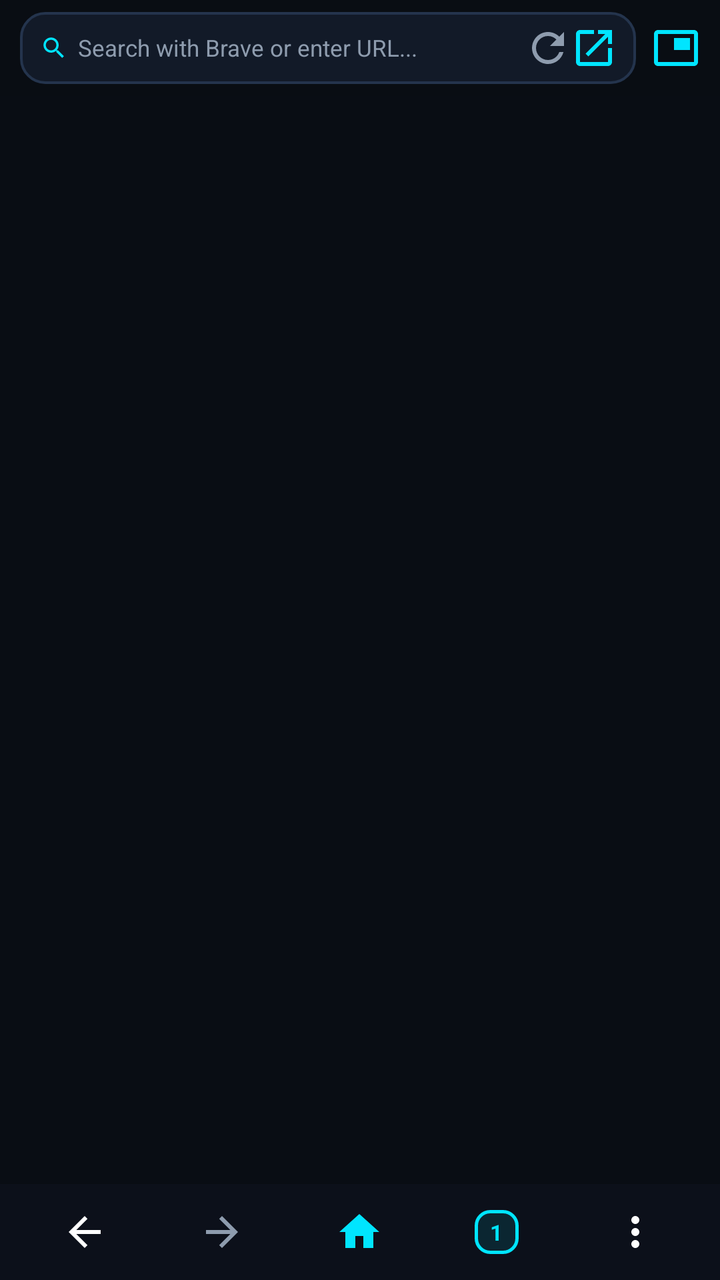
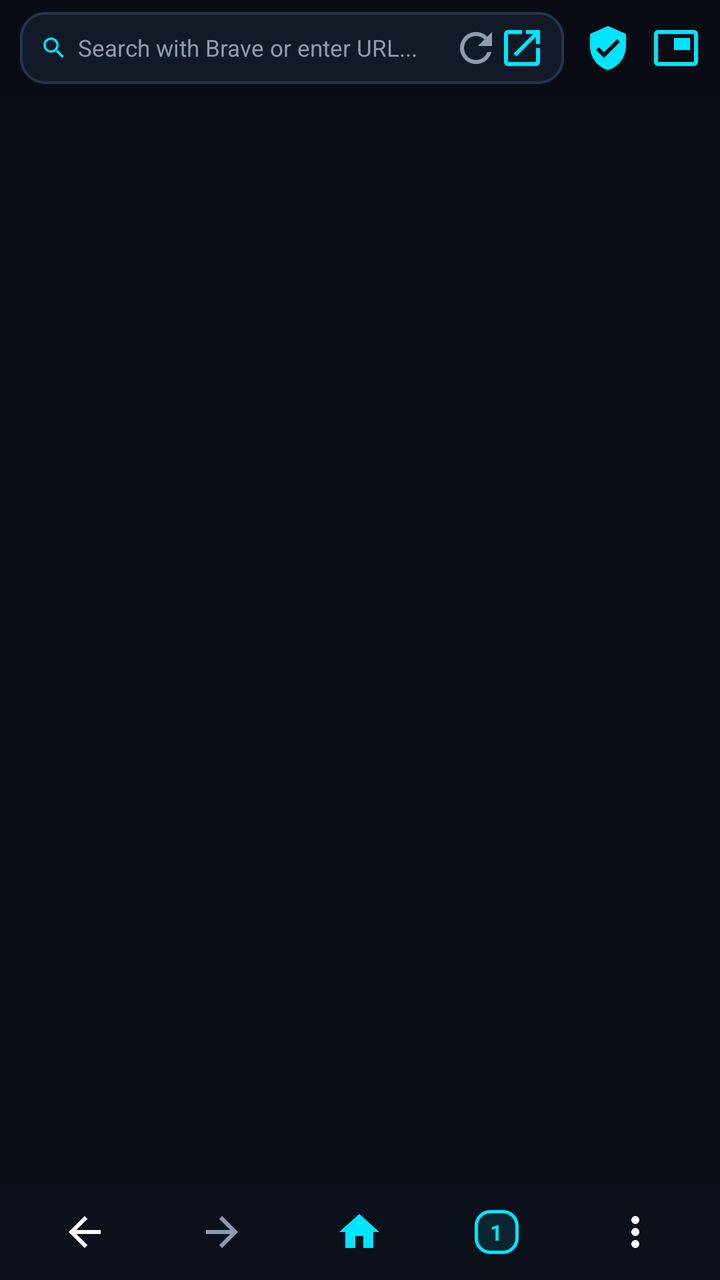

Compare the two renders of this Android layout. The source of the first and the diff that turns it into the second are given below.
<!-- AndroidManifest.xml: application theme Theme.AdShield -->
<!-- res/layout/activity_media_hub.xml -->
<?xml version="1.0" encoding="utf-8"?>
<RelativeLayout xmlns:android="http://schemas.android.com/apk/res/android"
    xmlns:app="http://schemas.android.com/apk/res-auto"
    android:layout_width="match_parent"
    android:layout_height="match_parent"
    android:background="@color/background_dark">

    <LinearLayout
        android:id="@+id/mainContentLayout"
        android:layout_width="match_parent"
        android:layout_height="match_parent"
        android:orientation="vertical">

        
        <LinearLayout
            android:id="@+id/topBar"
            android:layout_width="match_parent"
            android:layout_height="48dp"
            android:background="#F0090D14"
            android:gravity="center_vertical"
            android:orientation="horizontal"
            android:paddingHorizontal="6dp">

            
            <LinearLayout
                android:layout_width="0dp"
                android:layout_height="36dp"
                android:layout_weight="1"
                android:layout_marginHorizontal="4dp"
                android:background="@drawable/bg_search_chip"
                android:gravity="center_vertical"
                android:orientation="horizontal"
                android:paddingHorizontal="10dp">

                
                <ImageView
                    android:id="@+id/imgEngineIcon"
                    android:layout_width="14dp"
                    android:layout_height="14dp"
                    android:src="@drawable/ic_search"
                    app:tint="@color/fokk_cyan"
                    android:contentDescription="Search Engine" />

                <EditText
                    android:id="@+id/urlInput"
                    android:layout_width="0dp"
                    android:layout_height="match_parent"
                    android:layout_weight="1"
                    android:layout_marginStart="5dp"
                    android:background="@null"
                    android:hint="Search with Brave or enter URL..."
                    android:imeOptions="actionGo"
                    android:inputType="textUri"
                    android:maxLines="1"
                    android:textColor="@color/text_primary"
                    android:textColorHint="@color/text_secondary"
                    android:textSize="11.5sp" />

                
                <ImageButton
                    android:id="@+id/btnClearUrl"
                    android:layout_width="18dp"
                    android:layout_height="18dp"
                    android:layout_marginEnd="2dp"
                    android:background="?attr/selectableItemBackgroundBorderless"
                    android:src="@drawable/ic_close"
                    app:tint="@color/text_secondary"
                    android:visibility="gone"
                    android:contentDescription="Clear" />

                
                <LinearLayout
                    android:id="@+id/badgeBlocked"
                    android:layout_width="wrap_content"
                    android:layout_height="18dp"
                    android:layout_marginEnd="4dp"
                    android:background="@drawable/bg_stat_chip"
                    android:gravity="center"
                    android:paddingHorizontal="5dp"
                    android:visibility="gone">

                    <ImageView
                        android:layout_width="9dp"
                        android:layout_height="9dp"
                        android:src="@drawable/ic_shield_check"
                        app:tint="@color/fokk_cyan" />

                    <TextView
                        android:id="@+id/textPageBlockedCount"
                        android:layout_width="wrap_content"
                        android:layout_height="wrap_content"
                        android:layout_marginStart="3dp"
                        android:text="0"
                        android:textColor="@color/fokk_cyan"
                        android:textSize="9.5sp"
                        android:textStyle="bold" />
                </LinearLayout>

                <ImageButton
                    android:id="@+id/btnRefresh"
                    android:layout_width="20dp"
                    android:layout_height="20dp"
                    android:layout_marginEnd="2dp"
                    android:background="?attr/selectableItemBackgroundBorderless"
                    android:src="@drawable/ic_refresh"
                    app:tint="@color/text_secondary"
                    android:contentDescription="Refresh" />

                <ImageButton
                    android:id="@+id/btnGo"
                    android:layout_width="22dp"
                    android:layout_height="22dp"
                    android:background="?attr/selectableItemBackgroundBorderless"
                    android:src="@drawable/ic_launch"
                    app:tint="@color/fokk_cyan"
                    android:contentDescription="Navigate" />
            </LinearLayout>

            <ImageButton
                android:id="@+id/btnPip"
                android:layout_width="32dp"
                android:layout_height="32dp"
                android:background="?attr/selectableItemBackgroundBorderless"
                android:src="@drawable/ic_pip"
                app:tint="@color/fokk_cyan"
                android:contentDescription="Picture-in-Picture" />

            <ImageButton
                android:id="@+id/btnDownloadMedia"
                android:layout_width="32dp"
                android:layout_height="32dp"
                android:layout_marginStart="4dp"
                android:background="?attr/selectableItemBackgroundBorderless"
                android:src="@drawable/ic_download"
                app:tint="@color/fokk_cyan"
                android:visibility="gone"
                android:contentDescription="Download Media" />
        </LinearLayout>

        <ProgressBar
            android:id="@+id/progressBar"
            style="?android:attr/progressBarStyleHorizontal"
            android:layout_width="match_parent"
            android:layout_height="2dp"
            android:max="100"
            android:progressTint="@color/fokk_cyan"
            android:visibility="gone" />

        
        <FrameLayout
            android:id="@+id/tabContainer"
            android:layout_width="match_parent"
            android:layout_height="0dp"
            android:layout_weight="1" />

        
        <LinearLayout
            android:id="@+id/bottomNav"
            android:layout_width="match_parent"
            android:layout_height="48dp"
            android:background="#0C101A"
            android:elevation="6dp"
            android:gravity="center_vertical"
            android:orientation="horizontal"
            android:paddingHorizontal="8dp">

            <ImageButton
                android:id="@+id/btnNavBack"
                android:layout_width="0dp"
                android:layout_height="match_parent"
                android:layout_weight="1"
                android:background="?attr/selectableItemBackgroundBorderless"
                android:src="@drawable/ic_arrow_back"
                app:tint="@color/text_primary"
                android:contentDescription="Back" />

            <ImageButton
                android:id="@+id/btnNavForward"
                android:layout_width="0dp"
                android:layout_height="match_parent"
                android:layout_weight="1"
                android:background="?attr/selectableItemBackgroundBorderless"
                android:src="@drawable/ic_arrow_forward"
                app:tint="@color/text_secondary"
                android:contentDescription="Forward" />

            <ImageButton
                android:id="@+id/btnNavHome"
                android:layout_width="0dp"
                android:layout_height="match_parent"
                android:layout_weight="1"
                android:background="?attr/selectableItemBackgroundBorderless"
                android:src="@drawable/ic_home"
                app:tint="@color/fokk_cyan"
                android:contentDescription="Home" />

            
            <FrameLayout
                android:id="@+id/btnNavTabs"
                android:layout_width="0dp"
                android:layout_height="match_parent"
                android:layout_weight="1"
                android:background="?attr/selectableItemBackgroundBorderless"
                android:clickable="true"
                android:focusable="true">

                <FrameLayout
                    android:layout_width="22dp"
                    android:layout_height="22dp"
                    android:layout_gravity="center"
                    android:background="@drawable/bg_tab_counter">

                    <TextView
                        android:id="@+id/textTabCount"
                        android:layout_width="wrap_content"
                        android:layout_height="wrap_content"
                        android:layout_gravity="center"
                        android:text="1"
                        android:textColor="@color/fokk_cyan"
                        android:textSize="11sp"
                        android:textStyle="bold" />
                </FrameLayout>
            </FrameLayout>

            
            <ImageButton
                android:id="@+id/btnNavMenu"
                android:layout_width="0dp"
                android:layout_height="match_parent"
                android:layout_weight="1"
                android:background="?attr/selectableItemBackgroundBorderless"
                android:src="@drawable/ic_more_vert"
                app:tint="@color/text_primary"
                android:contentDescription="Browser Menu" />
        </LinearLayout>
    </LinearLayout>

    
    <com.google.android.material.card.MaterialCardView
        android:id="@+id/cardSuggestions"
        android:layout_width="match_parent"
        android:layout_height="wrap_content"
        android:layout_marginHorizontal="10dp"
        android:layout_marginTop="46dp"
        android:visibility="gone"
        app:cardBackgroundColor="#131B2B"
        app:cardCornerRadius="14dp"
        app:cardElevation="12dp"
        app:strokeColor="#24344D"
        app:strokeWidth="1dp">

        <LinearLayout
            android:id="@+id/layoutSuggestionsList"
            android:layout_width="match_parent"
            android:layout_height="wrap_content"
            android:orientation="vertical"
            android:padding="6dp" />
    </com.google.android.material.card.MaterialCardView>

    
    <FrameLayout
        android:id="@+id/fullscreenContainer"
        android:layout_width="match_parent"
        android:layout_height="match_parent"
        android:background="#000000"
        android:visibility="gone" />

</RelativeLayout>
<!-- resources referenced by this layout -->
<resources>
  <color name="background_dark">#090D14</color>
  <color name="fokk_cyan">#00E5FF</color>
  <color name="text_primary">#FFFFFF</color>
  <color name="text_secondary">#8E9CAE</color>
  <!-- drawable bg_search_chip (drawable) -->
  <?xml version="1.0" encoding="utf-8"?>
  <shape xmlns:android="http://schemas.android.com/apk/res/android"
      android:shape="rectangle">
      <corners android:radius="12dp" />
      <solid android:color="#121A28" />
      <stroke
          android:width="1.2dp"
          android:color="#24344D" />
  </shape>
  <!-- drawable bg_stat_chip (drawable) -->
  <?xml version="1.0" encoding="utf-8"?>
  <shape xmlns:android="http://schemas.android.com/apk/res/android"
      android:shape="rectangle">
      <corners android:radius="14dp" />
      <solid android:color="#0D131F" />
      <stroke
          android:width="1dp"
          android:color="#1A263B" />
  </shape>
  <!-- drawable bg_tab_counter (drawable) -->
  <shape xmlns:android="http://schemas.android.com/apk/res/android"
      android:shape="rectangle">
      <corners android:radius="7dp" />
      <stroke
          android:width="1.8dp"
          android:color="@color/fokk_cyan" />
      <solid android:color="#1A00E5FF" />
  </shape>
  <!-- drawable ic_arrow_back (drawable) -->
  <vector xmlns:android="http://schemas.android.com/apk/res/android"
      android:width="24dp"
      android:height="24dp"
      android:viewportWidth="24"
      android:viewportHeight="24">
    <path
        android:fillColor="#FFFFFF"
        android:pathData="M20,11H7.83l5.59,-5.59L12,4l-8,8 8,8 1.41,-1.41L7.83,13H20v-2z"/>
  </vector>
  <!-- drawable ic_arrow_forward (drawable) -->
  <vector xmlns:android="http://schemas.android.com/apk/res/android"
      android:width="24dp"
      android:height="24dp"
      android:viewportWidth="24"
      android:viewportHeight="24">
    <path
        android:fillColor="#FFFFFF"
        android:pathData="M12,4l-1.41,1.41L16.17,11H4v2h12.17l-5.58,5.59L12,20l8,-8z"/>
  </vector>
  <!-- drawable ic_close (drawable) -->
  <vector xmlns:android="http://schemas.android.com/apk/res/android"
      android:width="24dp"
      android:height="24dp"
      android:viewportWidth="24"
      android:viewportHeight="24">
      <path
          android:fillColor="#8E9CAE"
          android:pathData="M19,6.41L17.59,5 12,10.59 6.41,5 5,6.41 10.59,12 5,17.59 6.41,19 12,13.41 17.59,19 19,17.59 13.41,12z"/>
  </vector>
  <!-- drawable ic_home (drawable) -->
  <vector xmlns:android="http://schemas.android.com/apk/res/android"
      android:width="24dp"
      android:height="24dp"
      android:viewportWidth="24"
      android:viewportHeight="24">
      <path
          android:fillColor="#FFFFFF"
          android:pathData="M10,20v-6h4v6h5v-8h3L12,3 2,12h3v8z"/>
  </vector>
  <!-- drawable ic_pip (drawable) -->
  <vector xmlns:android="http://schemas.android.com/apk/res/android"
      android:width="24dp"
      android:height="24dp"
      android:viewportWidth="24"
      android:viewportHeight="24">
    <path
        android:fillColor="#FFFFFF"
        android:pathData="M19,7h-8v6h8V7zM21,3H3c-1.1,0 -2,0.9 -2,2v14c0,1.1 0.9,2 2,2h18c1.1,0 2,-0.9 2,-2V5c0,-1.1 -0.9,-2 -2,-2zM21,19.01H3V4.99h18v14.02z"/>
  </vector>
  <!-- drawable ic_shield_check (drawable) -->
  <vector xmlns:android="http://schemas.android.com/apk/res/android"
      android:width="24dp"
      android:height="24dp"
      android:viewportWidth="24"
      android:viewportHeight="24">
    <path
        android:fillColor="#00E676"
        android:pathData="M12,1L3,5v6c0,5.55 3.84,10.74 9,12c5.16,-1.26 9,-6.45 9,-12V5L12,1zM10,17l-4,-4l1.41,-1.41L10,14.17l6.59,-6.59L18,9L10,17z"/>
  </vector>
  <color name="secondary">#00E5FF</color>
  <color name="accent_green">#00E676</color>
  <!-- unchanged entries left out for length: 6 -->
</resources>

<!-- the commit's change to res/layout/activity_media_hub.xml (unified diff, before → after) -->
@@ -117,9 +117,20 @@
             </LinearLayout>
 
             <ImageButton
+                android:id="@+id/btnShieldHub"
+                android:layout_width="32dp"
+                android:layout_height="32dp"
+                android:layout_marginStart="2dp"
+                android:background="?attr/selectableItemBackgroundBorderless"
+                android:src="@drawable/ic_shield_check"
+                app:tint="@color/fokk_cyan"
+                android:contentDescription="Fokk Shield Defense Hub" />
+
+            <ImageButton
                 android:id="@+id/btnPip"
                 android:layout_width="32dp"
                 android:layout_height="32dp"
+                android:layout_marginStart="2dp"
                 android:background="?attr/selectableItemBackgroundBorderless"
                 android:src="@drawable/ic_pip"
                 app:tint="@color/fokk_cyan"
